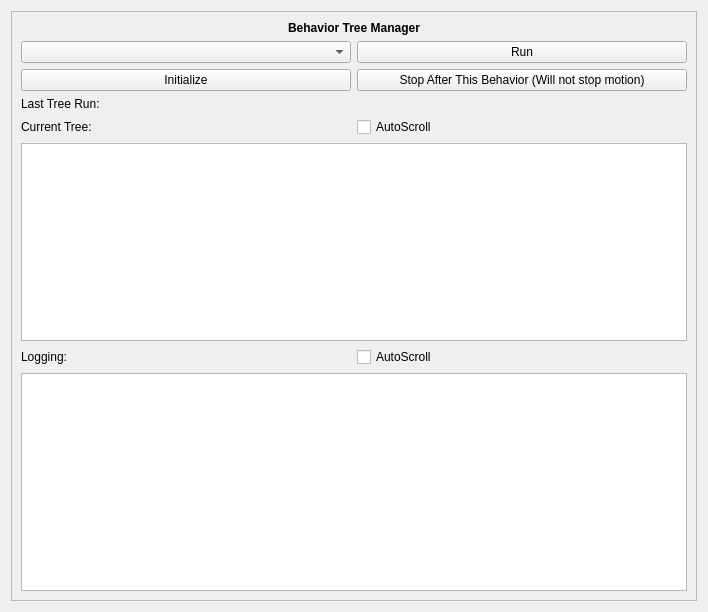
NASA-JSC-Robotics/drt_behavior, file drt_behavior_visualization/resource/behavior_tree_widget.ui: the form before one commit.
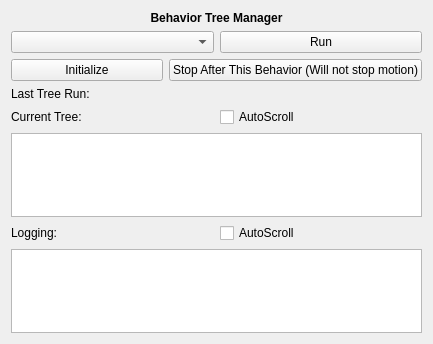
The form after the commit.

Commit message: updated the panels layout size preference

What changed in the file:
```diff
--- a/drt_behavior_visualization/resource/behavior_tree_widget.ui
+++ b/drt_behavior_visualization/resource/behavior_tree_widget.ui
@@ -6,30 +6,13 @@
    <rect>
     <x>0</x>
     <y>0</y>
-    <width>708</width>
-    <height>612</height>
+    <width>433</width>
+    <height>344</height>
    </rect>
   </property>
   <property name="windowTitle">
    <string>Form</string>
   </property>
-  <layout class="QVBoxLayout" name="verticalLayout_7">
-   <item>
-    <widget class="QScrollArea" name="scrollArea">
-     <property name="widgetResizable">
-      <bool>true</bool>
-     </property>
-     <widget class="QWidget" name="scrollAreaWidgetContents">
-      <property name="geometry">
-       <rect>
-        <x>0</x>
-        <y>0</y>
-        <width>694</width>
-        <height>598</height>
-       </rect>
-      </property>
-      <layout class="QVBoxLayout" name="verticalLayout_5">
-       <item>
         <layout class="QVBoxLayout" name="verticalLayout_4">
          <item>
           <layout class="QVBoxLayout" name="verticalLayout">
@@ -156,12 +139,6 @@
             </layout>
            </item>
           </layout>
-         </item>
-        </layout>
-       </item>
-      </layout>
-     </widget>
-    </widget>
    </item>
   </layout>
  </widget>
```
Lines whose indentation alone changed are shown as unchanged. The commit also changes 1 other file.
